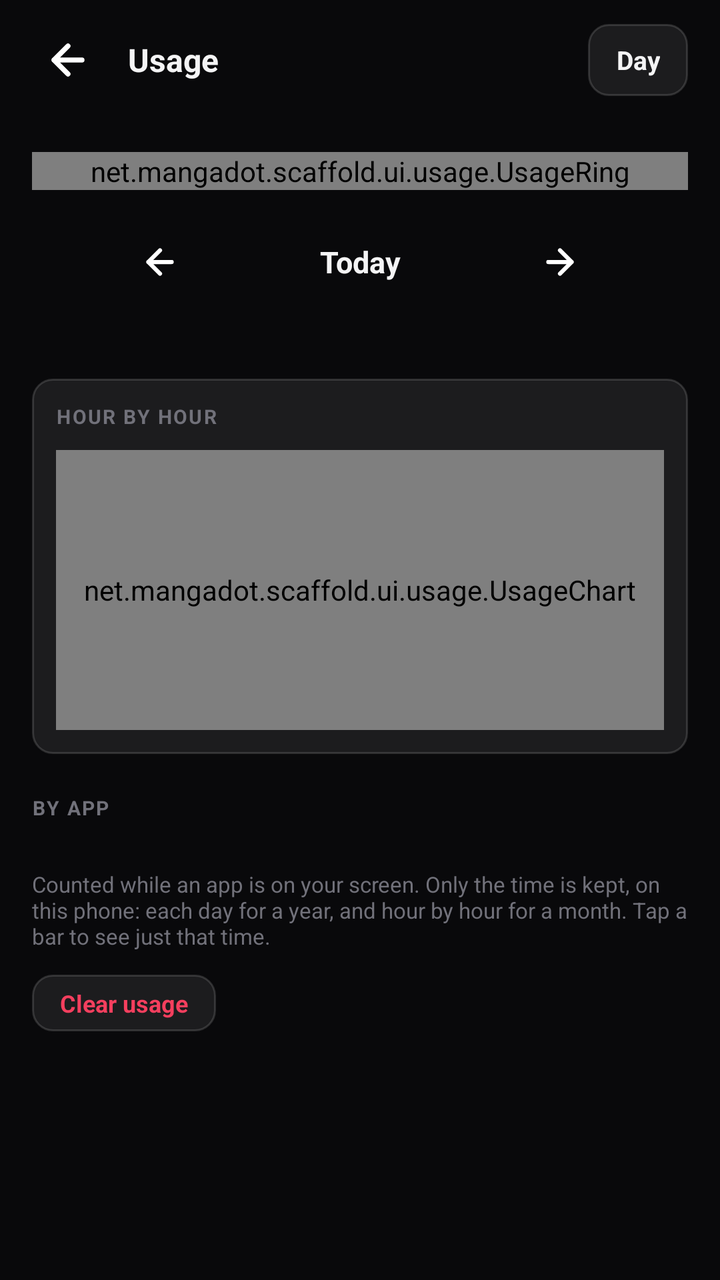
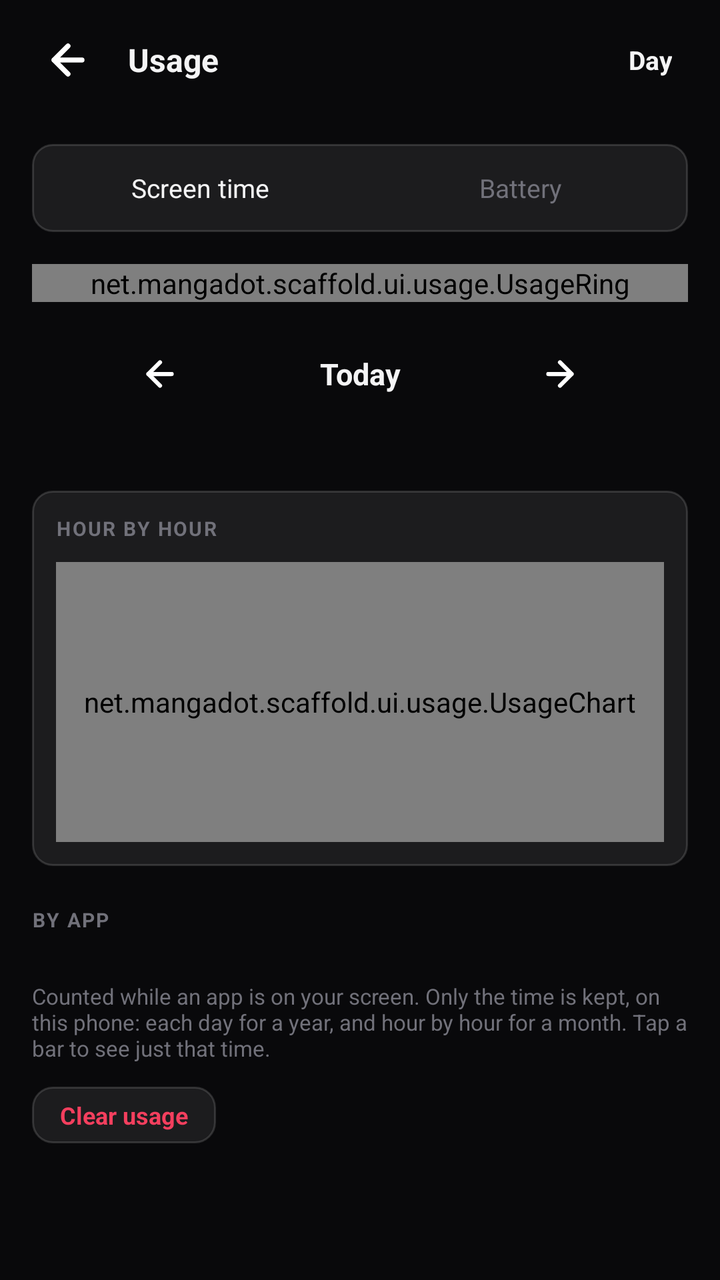

Before-and-after screenshots of an Android layout around one commit, followed by the original layout XML and the change that was made.
<!-- AndroidManifest.xml: application theme Theme.Scaffold -->
<!-- res/layout/activity_usage.xml -->
<?xml version="1.0" encoding="utf-8"?>
<LinearLayout xmlns:android="http://schemas.android.com/apk/res/android"
    android:id="@+id/usage_root_layout"
    android:layout_width="match_parent"
    android:layout_height="match_parent"
    android:orientation="vertical"
    android:background="@color/bg_primary">

    <LinearLayout
        android:id="@+id/usage_header_layout"
        android:layout_width="match_parent"
        android:layout_height="wrap_content"
        android:orientation="horizontal"
        android:gravity="center_vertical"
        android:paddingHorizontal="16dp"
        android:paddingVertical="12dp"
        android:background="#15121215">

        <ImageButton
            android:id="@+id/usage_btn_back"
            android:layout_width="36dp"
            android:layout_height="36dp"
            android:background="?attr/selectableItemBackgroundBorderless"
            android:src="@drawable/ic_arrow_back"
            android:contentDescription="Back" />

        <TextView
            android:layout_width="0dp"
            android:layout_height="wrap_content"
            android:layout_weight="1"
            android:layout_marginStart="12dp"
            android:text="Usage"
            android:textColor="@color/text_primary"
            android:textSize="16sp"
            android:textStyle="bold" />

        <TextView
            android:id="@+id/usage_range"
            android:layout_width="wrap_content"
            android:layout_height="36dp"
            android:gravity="center"
            android:paddingHorizontal="14dp"
            android:background="@drawable/bg_card"
            android:clickable="true"
            android:focusable="true"
            android:text="Day"
            android:textColor="@color/text_primary"
            android:textSize="13sp"
            android:textStyle="bold" />
    </LinearLayout>

    <ScrollView
        android:id="@+id/usage_scroll"
        android:layout_width="match_parent"
        android:layout_height="match_parent"
        android:paddingHorizontal="16dp">

        <LinearLayout
            android:layout_width="match_parent"
            android:layout_height="wrap_content"
            android:orientation="vertical"
            android:paddingBottom="24dp">

            
            <net.mangadot.scaffold.ui.usage.UsageRing
                android:id="@+id/usage_ring"
                android:layout_width="match_parent"
                android:layout_height="wrap_content"
                android:layout_marginTop="16dp" />

            <LinearLayout
                android:layout_width="match_parent"
                android:layout_height="wrap_content"
                android:layout_marginTop="16dp"
                android:gravity="center"
                android:orientation="horizontal">

                <ImageButton
                    android:id="@+id/usage_day_back"
                    android:layout_width="40dp"
                    android:layout_height="40dp"
                    android:background="?attr/selectableItemBackgroundBorderless"
                    android:src="@drawable/ic_arrow_back"
                    android:scaleType="centerInside"
                    android:padding="10dp"
                    android:contentDescription="Day before" />

                <TextView
                    android:id="@+id/usage_tv_day"
                    android:layout_width="160dp"
                    android:layout_height="wrap_content"
                    android:gravity="center"
                    android:text="Today"
                    android:textColor="@color/text_primary"
                    android:textSize="15sp"
                    android:textStyle="bold" />

                <ImageButton
                    android:id="@+id/usage_day_forward"
                    android:layout_width="40dp"
                    android:layout_height="40dp"
                    android:background="?attr/selectableItemBackgroundBorderless"
                    android:src="@drawable/ic_arrow_forward"
                    android:scaleType="centerInside"
                    android:padding="10dp"
                    android:contentDescription="Day after" />
            </LinearLayout>

            <TextView
                android:id="@+id/usage_tv_average"
                android:layout_width="match_parent"
                android:layout_height="wrap_content"
                android:layout_marginTop="2dp"
                android:gravity="center"
                android:textColor="@color/text_muted"
                android:textSize="12sp" />

            <LinearLayout
                android:layout_width="match_parent"
                android:layout_height="wrap_content"
                android:layout_marginTop="20dp"
                android:orientation="vertical"
                android:background="@drawable/bg_card"
                android:padding="12dp">

                <TextView
                    android:id="@+id/usage_chart_title"
                    android:layout_width="wrap_content"
                    android:layout_height="wrap_content"
                    android:layout_marginBottom="10dp"
                    android:text="HOUR BY HOUR"
                    android:textColor="@color/text_muted"
                    android:textSize="10sp"
                    android:textStyle="bold"
                    android:letterSpacing="0.08" />

                <net.mangadot.scaffold.ui.usage.UsageChart
                    android:id="@+id/usage_chart"
                    android:layout_width="match_parent"
                    android:layout_height="140dp" />
            </LinearLayout>

            <TextView
                android:layout_width="wrap_content"
                android:layout_height="wrap_content"
                android:layout_marginTop="20dp"
                android:text="BY APP"
                android:textColor="@color/text_muted"
                android:textSize="10sp"
                android:textStyle="bold"
                android:letterSpacing="0.08" />

            <LinearLayout
                android:id="@+id/usage_list"
                android:layout_width="match_parent"
                android:layout_height="wrap_content"
                android:layout_marginTop="8dp"
                android:background="@drawable/bg_card"
                android:orientation="vertical" />

            <TextView
                android:id="@+id/usage_tv_empty"
                android:layout_width="match_parent"
                android:layout_height="wrap_content"
                android:layout_marginTop="8dp"
                android:padding="16dp"
                android:background="@drawable/bg_card"
                android:gravity="center"
                android:text="Nothing here yet. Time spent in your apps and the browser shows up here."
                android:textColor="@color/text_muted"
                android:textSize="12sp"
                android:visibility="gone" />

            <TextView
                android:layout_width="match_parent"
                android:layout_height="wrap_content"
                android:layout_marginTop="16dp"
                android:text="Counted while an app is on your screen. Only the time is kept, on this phone: each day for a year, and hour by hour for a month. Tap a bar to see just that time."
                android:textColor="@color/text_muted"
                android:textSize="11sp" />

            <TextView
                android:id="@+id/usage_btn_clear"
                android:layout_width="wrap_content"
                android:layout_height="wrap_content"
                android:layout_marginTop="12dp"
                android:paddingHorizontal="14dp"
                android:paddingVertical="6dp"
                android:text="Clear usage"
                android:textColor="@color/accent_rose"
                android:textSize="12sp"
                android:textStyle="bold"
                android:background="@drawable/bg_card"
                android:clickable="true"
                android:focusable="true" />
        </LinearLayout>
    </ScrollView>
</LinearLayout>
<!-- resources referenced by this layout -->
<resources>
  <color name="accent_rose">#F43F5E</color>
  <color name="bg_primary">#09090B</color>
  <color name="text_muted">#71717A</color>
  <color name="text_primary">#F4F4F5</color>
  <!-- drawable bg_card (drawable) -->
  <?xml version="1.0" encoding="utf-8"?>
  <shape xmlns:android="http://schemas.android.com/apk/res/android"
      android:shape="rectangle">
      <solid android:color="#14FFFFFF" />
      <stroke
          android:width="1dp"
          android:color="#24FFFFFF" />
      <corners android:radius="10dp" />
  </shape>
  <!-- drawable ic_arrow_back (drawable) -->
  <vector xmlns:android="http://schemas.android.com/apk/res/android"
      android:width="24dp"
      android:height="24dp"
      android:viewportWidth="24"
      android:viewportHeight="24">
      <path
          android:strokeColor="#FFFFFF"
          android:strokeWidth="2.5"
          android:strokeLineCap="round"
          android:strokeLineJoin="round"
          android:pathData="M19,12 L5,12 M12,19 L5,12 L12,5" />
  </vector>
  <!-- drawable ic_arrow_forward (drawable) -->
  <vector xmlns:android="http://schemas.android.com/apk/res/android"
      android:width="24dp"
      android:height="24dp"
      android:viewportWidth="24"
      android:viewportHeight="24">
      <path
          android:strokeColor="#FFFFFF"
          android:strokeWidth="2.5"
          android:strokeLineCap="round"
          android:strokeLineJoin="round"
          android:pathData="M5,12 L19,12 M12,5 L19,12 L12,19" />
  </vector>
  <style name="Theme.Scaffold" parent="Theme.Material3.Dark.NoActionBar">
          
          <item name="android:windowBackground">@color/bg_primary</item>
          <item name="android:statusBarColor">@color/bg_primary</item>
          <item name="android:navigationBarColor">@color/bg_primary</item>
          <item name="android:windowLightStatusBar">false</item>
          <item name="android:windowLightNavigationBar">false</item>
  
          
          <item name="colorPrimary">@color/accent_emerald</item>
          <item name="colorOnPrimary">@color/text_on_accent</item>
          <item name="colorSurface">@color/bg_surface</item>
          <item name="colorOnSurface">@color/text_primary</item>
          <item name="colorOutline">@color/border_primary</item>
          <item name="alertDialogTheme">@style/ThemeOverlay.Scaffold.AlertDialog</item>
      </style>
  <color name="accent_emerald">#10B981</color>
  <color name="text_on_accent">#000000</color>
  <color name="bg_surface">#121215</color>
  <color name="border_primary">#27272A</color>
  <style name="ThemeOverlay.Scaffold.AlertDialog" parent="ThemeOverlay.AppCompat.Dialog.Alert">
          <item name="android:windowBackground">@drawable/bg_dialog_glass</item>
          <item name="colorAccent">@color/accent_emerald</item>
          <item name="colorPrimary">@color/accent_emerald</item>
          <item name="android:textColorPrimary">@color/text_primary</item>
          <item name="android:textColorSecondary">@color/text_secondary</item>
          <item name="android:backgroundDimAmount">0.5</item>
      </style>
  <!-- drawable bg_dialog_glass (drawable) -->
  <?xml version="1.0" encoding="utf-8"?>
  <inset xmlns:android="http://schemas.android.com/apk/res/android"
      android:insetLeft="20dp"
      android:insetRight="20dp"
      android:insetTop="24dp"
      android:insetBottom="24dp">
      <shape android:shape="rectangle">
          <gradient
              android:angle="315"
              android:startColor="#F2211A36"
              android:endColor="#F212101C" />
          <corners android:radius="20dp" />
          <stroke
              android:width="1dp"
              android:color="#33FFFFFF" />
      </shape>
  </inset>
  <color name="text_secondary">#A1A1AA</color>
</resources>

<!-- the commit's change to res/layout/activity_usage.xml (unified diff, before → after) -->
@@ -39,8 +39,8 @@
             android:layout_width="wrap_content"
             android:layout_height="36dp"
             android:gravity="center"
-            android:paddingHorizontal="14dp"
-            android:background="@drawable/bg_card"
+            android:paddingHorizontal="8dp"
+            android:background="?attr/selectableItemBackgroundBorderless"
             android:clickable="true"
             android:focusable="true"
             android:text="Day"
@@ -53,6 +53,7 @@
         android:id="@+id/usage_scroll"
         android:layout_width="match_parent"
         android:layout_height="match_parent"
+        android:scrollbarStyle="outsideOverlay"
         android:paddingHorizontal="16dp">
 
         <LinearLayout
@@ -60,6 +61,40 @@
             android:layout_height="wrap_content"
             android:orientation="vertical"
             android:paddingBottom="24dp">
+
+            
+            <LinearLayout
+                android:layout_width="match_parent"
+                android:layout_height="wrap_content"
+                android:layout_marginTop="12dp"
+                android:background="@drawable/bg_card"
+                android:orientation="horizontal"
+                android:padding="4dp">
+
+                <TextView
+                    android:id="@+id/usage_page_time"
+                    android:layout_width="0dp"
+                    android:layout_height="36dp"
+                    android:layout_weight="1"
+                    android:gravity="center"
+                    android:clickable="true"
+                    android:focusable="true"
+                    android:text="Screen time"
+                    android:textColor="@color/text_primary"
+                    android:textSize="13sp" />
+
+                <TextView
+                    android:id="@+id/usage_page_battery"
+                    android:layout_width="0dp"
+                    android:layout_height="36dp"
+                    android:layout_weight="1"
+                    android:gravity="center"
+                    android:clickable="true"
+                    android:focusable="true"
+                    android:text="Battery"
+                    android:textColor="@color/text_muted"
+                    android:textSize="13sp" />
+            </LinearLayout>
 
             
             <net.mangadot.scaffold.ui.usage.UsageRing
@@ -172,12 +207,39 @@
                 android:visibility="gone" />
 
             <TextView
+                android:id="@+id/usage_note_time"
                 android:layout_width="match_parent"
                 android:layout_height="wrap_content"
                 android:layout_marginTop="16dp"
                 android:text="Counted while an app is on your screen. Only the time is kept, on this phone: each day for a year, and hour by hour for a month. Tap a bar to see just that time."
                 android:textColor="@color/text_muted"
                 android:textSize="11sp" />
+
+            <TextView
+                android:id="@+id/usage_note_battery"
+                android:layout_width="match_parent"
+                android:layout_height="wrap_content"
+                android:layout_marginTop="16dp"
+                android:visibility="gone"
+                android:text="Battery use is an estimate: it's how much the battery dropped while each app was open, so the screen and other apps running in the background count too, and time spent charging is left out. For exact numbers, check your phone's own battery usage."
+                android:textColor="@color/text_muted"
+                android:textSize="11sp" />
+
+            <TextView
+                android:id="@+id/usage_btn_phone_battery"
+                android:visibility="gone"
+                android:layout_width="wrap_content"
+                android:layout_height="wrap_content"
+                android:layout_marginTop="12dp"
+                android:paddingHorizontal="14dp"
+                android:paddingVertical="6dp"
+                android:text="Open phone's battery usage"
+                android:textColor="@color/text_primary"
+                android:textSize="12sp"
+                android:textStyle="bold"
+                android:background="@drawable/bg_card"
+                android:clickable="true"
+                android:focusable="true" />
 
             <TextView
                 android:id="@+id/usage_btn_clear"
